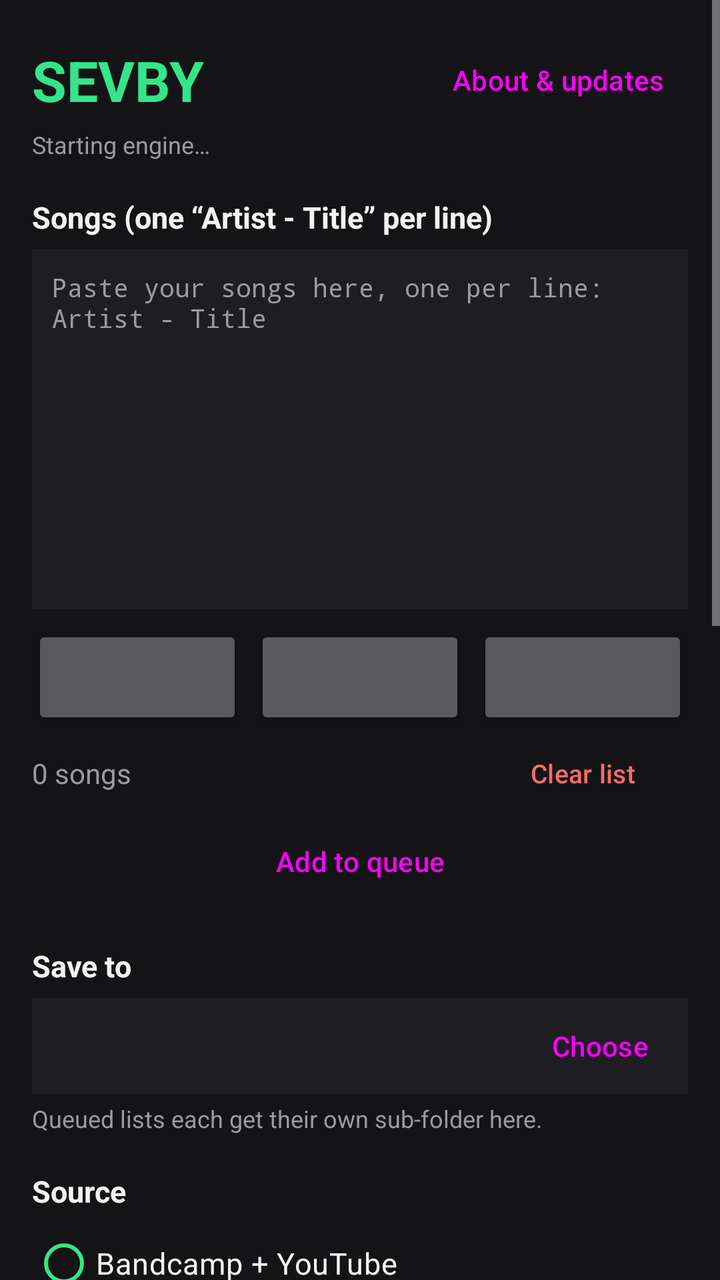
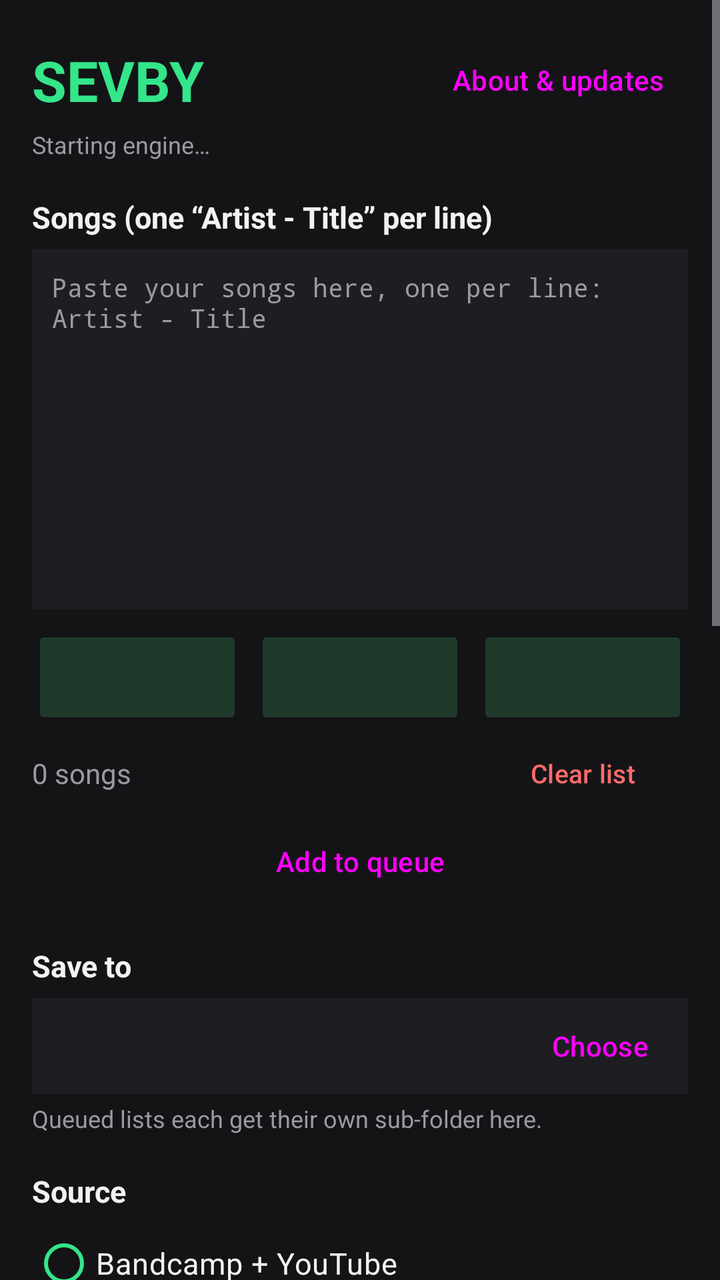

Screens rendered from an Android XML layout before and after an edit, with the pre-edit source and the edit as a unified diff.
<!-- AndroidManifest.xml: application theme Theme.Sevby -->
<!-- res/layout/activity_main.xml -->
<?xml version="1.0" encoding="utf-8"?>
<ScrollView xmlns:android="http://schemas.android.com/apk/res/android"
    android:id="@+id/page"
    android:layout_width="match_parent"
    android:layout_height="match_parent"
    android:fillViewport="true"
    android:fitsSystemWindows="true">

    <LinearLayout
        android:layout_width="match_parent"
        android:layout_height="wrap_content"
        android:orientation="vertical"
        android:padding="16dp">

        
        <LinearLayout
            android:layout_width="match_parent"
            android:layout_height="wrap_content"
            android:gravity="center_vertical"
            android:orientation="horizontal">

            <TextView
                android:layout_width="0dp"
                android:layout_height="wrap_content"
                android:layout_weight="1"
                android:text="SEVBY"
                android:textColor="@color/accent"
                android:textSize="28sp"
                android:textStyle="bold" />

            <Button
                android:id="@+id/about"
                style="@style/Widget.Material3.Button.TextButton"
                android:layout_width="wrap_content"
                android:layout_height="wrap_content"
                android:text="About &amp; updates" />
        </LinearLayout>

        <TextView
            android:id="@+id/engineStatus"
            android:layout_width="wrap_content"
            android:layout_height="wrap_content"
            android:text="Starting engine…"
            android:textColor="@color/muted"
            android:textSize="12sp" />

        
        <LinearLayout
            android:id="@+id/appUpdateRow"
            android:layout_width="match_parent"
            android:layout_height="wrap_content"
            android:layout_marginTop="6dp"
            android:background="@color/surface"
            android:gravity="center_vertical"
            android:orientation="horizontal"
            android:paddingStart="12dp"
            android:visibility="gone">

            <TextView
                android:id="@+id/appUpdateText"
                android:layout_width="0dp"
                android:layout_height="wrap_content"
                android:layout_weight="1"
                android:textColor="@color/accent"
                android:textSize="13sp" />

            <Button
                android:id="@+id/appUpdateNow"
                style="@style/Widget.Material3.Button.TextButton"
                android:layout_width="wrap_content"
                android:layout_height="wrap_content"
                android:text="Download" />
        </LinearLayout>

        <LinearLayout
            android:id="@+id/updateRow"
            android:layout_width="match_parent"
            android:layout_height="wrap_content"
            android:layout_marginTop="6dp"
            android:background="@color/surface"
            android:gravity="center_vertical"
            android:orientation="horizontal"
            android:paddingStart="12dp"
            android:visibility="gone">

            <TextView
                android:id="@+id/updateText"
                android:layout_width="0dp"
                android:layout_height="wrap_content"
                android:layout_weight="1"
                android:textColor="@color/text"
                android:textSize="13sp" />

            <Button
                android:id="@+id/updateNow"
                style="@style/Widget.Material3.Button.TextButton"
                android:layout_width="wrap_content"
                android:layout_height="wrap_content"
                android:text="Update" />
        </LinearLayout>

        
        <TextView
            style="@style/SectionTitle"
            android:text="Songs (one “Artist - Title” per line)" />

        <EditText
            android:id="@+id/songs"
            android:layout_width="match_parent"
            android:layout_height="180dp"
            android:layout_marginTop="6dp"
            android:background="@color/surface"
            android:fontFamily="monospace"
            android:gravity="top|start"
            android:hint="Paste your songs here, one per line:\nArtist - Title"
            android:importantForAutofill="no"
            android:inputType="textMultiLine|textNoSuggestions"
            android:padding="10dp"
            android:scrollbars="vertical"
            android:fadeScrollbars="false"
            android:overScrollMode="ifContentScrolls"
            android:textColor="@color/text"
            android:textColorHint="@color/muted"
            android:textSize="13sp" />

        
        <LinearLayout
            android:layout_width="match_parent"
            android:layout_height="wrap_content"
            android:layout_marginTop="8dp"
            android:orientation="horizontal">

            <Button
                android:id="@+id/loadTxt"
                android:layout_width="0dp"
                android:layout_height="match_parent"
                android:layout_weight="1"
                android:insetTop="0dp"
                android:insetBottom="0dp"
                android:minHeight="52dp"
                android:paddingStart="6dp"
                android:paddingEnd="6dp"
                android:lineSpacingMultiplier="0.9"
                android:textSize="13sp" />

            <Button
                android:id="@+id/chosic"
                android:layout_width="0dp"
                android:layout_height="match_parent"
                android:layout_weight="1"
                android:layout_marginStart="6dp"
                android:insetTop="0dp"
                android:insetBottom="0dp"
                android:minHeight="52dp"
                android:paddingStart="6dp"
                android:paddingEnd="6dp"
                android:lineSpacingMultiplier="0.9"
                android:textSize="13sp" />

            <Button
                android:id="@+id/appleMusic"
                android:layout_width="0dp"
                android:layout_height="match_parent"
                android:layout_weight="1"
                android:layout_marginStart="6dp"
                android:insetTop="0dp"
                android:insetBottom="0dp"
                android:minHeight="52dp"
                android:paddingStart="6dp"
                android:paddingEnd="6dp"
                android:lineSpacingMultiplier="0.9"
                android:textSize="13sp" />
        </LinearLayout>

        <LinearLayout
            android:layout_width="match_parent"
            android:layout_height="wrap_content"
            android:layout_marginTop="2dp"
            android:gravity="center_vertical"
            android:orientation="horizontal">

            <TextView
                android:id="@+id/songCount"
                android:layout_width="0dp"
                android:layout_height="wrap_content"
                android:layout_weight="1"
                android:maxLines="1"
                android:text="0 songs"
                android:textColor="@color/muted" />

            
            <Space
                android:layout_width="0dp"
                android:layout_height="0dp"
                android:layout_weight="1"
                android:layout_marginStart="6dp" />

            <Button
                android:id="@+id/clearSongs"
                style="@style/Widget.Material3.Button.OutlinedButton"
                xmlns:app="http://schemas.android.com/apk/res-auto"
                android:layout_width="0dp"
                android:layout_weight="1"
                android:layout_marginStart="6dp"
                android:layout_height="40dp"
                android:insetTop="0dp"
                android:insetBottom="0dp"
                android:minHeight="0dp"
                android:paddingStart="14dp"
                android:paddingEnd="14dp"
                android:text="Clear list"
                android:textColor="@color/error"
                android:textSize="13sp"
                app:strokeColor="@color/error" />
        </LinearLayout>

        <Button
            android:id="@+id/addToQueue"
            style="@style/Widget.Material3.Button.OutlinedButton"
            android:layout_width="match_parent"
            android:layout_height="wrap_content"
            android:text="Add to queue" />


        
        <LinearLayout
            android:id="@+id/queueBox"
            android:layout_width="match_parent"
            android:layout_height="wrap_content"
            android:layout_marginTop="10dp"
            android:background="@color/surface"
            android:orientation="vertical"
            android:padding="12dp"
            android:visibility="gone">

            <LinearLayout
                android:layout_width="match_parent"
                android:layout_height="wrap_content"
                android:gravity="center_vertical"
                android:orientation="horizontal">

                <TextView
                    android:id="@+id/queueTitle"
                    android:layout_width="0dp"
                    android:layout_height="wrap_content"
                    android:layout_weight="1"
                    android:textColor="@color/text"
                    android:textSize="15sp"
                    android:textStyle="bold" />

                <Button
                    android:id="@+id/clearQueue"
                    style="@style/Widget.Material3.Button.TextButton"
                    android:layout_width="wrap_content"
                    android:layout_height="wrap_content"
                    android:text="Clear queue" />
            </LinearLayout>

            <TextView
                android:layout_width="wrap_content"
                android:layout_height="wrap_content"
                android:text="Each list goes into its own sub-folder, one after another."
                android:textColor="@color/muted"
                android:textSize="12sp" />

            <LinearLayout
                android:id="@+id/queueList"
                android:layout_width="match_parent"
                android:layout_height="wrap_content"
                android:layout_marginTop="4dp"
                android:orientation="vertical" />
        </LinearLayout>

        
        <TextView
            style="@style/SectionTitle"
            android:text="Save to" />

        <LinearLayout
            android:layout_width="match_parent"
            android:layout_height="wrap_content"
            android:layout_marginTop="6dp"
            android:background="@color/surface"
            android:gravity="center_vertical"
            android:orientation="horizontal"
            android:paddingStart="12dp">

            <TextView
                android:id="@+id/folderName"
                android:layout_width="0dp"
                android:layout_height="wrap_content"
                android:layout_weight="1"
                android:ellipsize="middle"
                android:singleLine="true"
                android:textColor="@color/text" />

            <Button
                android:id="@+id/chooseFolder"
                style="@style/Widget.Material3.Button.TextButton"
                android:layout_width="wrap_content"
                android:layout_height="wrap_content"
                android:text="Choose" />
        </LinearLayout>

        <TextView
            android:layout_width="wrap_content"
            android:layout_height="wrap_content"
            android:layout_marginTop="4dp"
            android:text="Queued lists each get their own sub-folder here."
            android:textColor="@color/muted"
            android:textSize="12sp" />

        
        <TextView
            style="@style/SectionTitle"
            android:text="Source" />

        <RadioGroup
            android:id="@+id/sourceGroup"
            android:layout_width="match_parent"
            android:layout_height="wrap_content"
            android:layout_marginTop="4dp"
            android:orientation="vertical">

            <RadioButton
                android:id="@+id/srcBoth"
                style="@style/SourceChoice"
                android:text="Bandcamp + YouTube" />

            <TextView
                style="@style/SourceNote"
                android:text="Bandcamp first, YouTube for anything Bandcamp doesn't have" />

            <RadioButton
                android:id="@+id/srcBandcamp"
                style="@style/SourceChoice"
                android:text="Bandcamp only" />

            <TextView
                style="@style/SourceNote"
                android:text="Songs that aren't on Bandcamp are skipped" />

            <RadioButton
                android:id="@+id/srcYoutube"
                style="@style/SourceChoice"
                android:text="YouTube only" />
        </RadioGroup>

        
        <LinearLayout
            android:layout_width="match_parent"
            android:layout_height="wrap_content"
            android:layout_marginTop="20dp"
            android:orientation="horizontal">

            <Button
                android:id="@+id/start"
                android:layout_width="0dp"
                android:layout_height="56dp"
                android:layout_weight="1"
                android:text="Start Download"
                android:textSize="16sp" />

            <Button
                android:id="@+id/pause"
                style="@style/Widget.Material3.Button.OutlinedButton"
                android:layout_width="wrap_content"
                android:layout_height="56dp"
                android:layout_marginStart="10dp"
                android:minWidth="110dp"
                android:text="Pause"
                android:textSize="16sp"
                android:visibility="gone" />
        </LinearLayout>

        <Button
            android:id="@+id/retryFailed"
            style="@style/Widget.Material3.Button.TonalButton"
            android:layout_width="match_parent"
            android:layout_height="wrap_content"
            android:layout_marginTop="6dp"
            android:visibility="gone" />

        
        <LinearLayout
            android:id="@+id/progressBox"
            android:layout_width="match_parent"
            android:layout_height="wrap_content"
            android:layout_marginTop="14dp"
            android:orientation="vertical"
            android:visibility="gone">

            <TextView
                android:id="@+id/progressList"
                android:layout_width="match_parent"
                android:layout_height="wrap_content"
                android:ellipsize="end"
                android:singleLine="true"
                android:textColor="@color/accent"
                android:textSize="13sp"
                android:visibility="gone" />

            <TextView
                android:id="@+id/progressText"
                android:layout_width="match_parent"
                android:layout_height="wrap_content"
                android:ellipsize="end"
                android:singleLine="true"
                android:textColor="@color/text" />

            <TextView
                android:id="@+id/progressStep"
                android:layout_width="match_parent"
                android:layout_height="wrap_content"
                android:ellipsize="end"
                android:singleLine="true"
                android:textColor="@color/muted"
                android:textSize="12sp" />

            <com.google.android.material.progressindicator.LinearProgressIndicator
                xmlns:app="http://schemas.android.com/apk/res-auto"
                android:id="@+id/progressBar"
                android:layout_width="match_parent"
                android:layout_height="wrap_content"
                android:layout_marginTop="6dp"
                android:max="1000"
                app:indicatorTrackGapSize="0dp"
                app:trackStopIndicatorSize="0dp" />
        </LinearLayout>

        
        <LinearLayout
            android:id="@+id/logHeader"
            android:layout_width="match_parent"
            android:layout_height="wrap_content"
            android:layout_marginTop="16dp"
            android:background="@color/surface"
            android:gravity="center_vertical"
            android:minHeight="44dp"
            android:orientation="horizontal"
            android:paddingStart="12dp"
            android:paddingEnd="12dp">

            <TextView
                android:id="@+id/logArrow"
                android:layout_width="wrap_content"
                android:layout_height="wrap_content"
                android:text="▾"
                android:textColor="@color/accent"
                android:textSize="16sp" />

            <TextView
                android:id="@+id/logTitle"
                android:layout_width="0dp"
                android:layout_height="wrap_content"
                android:layout_marginStart="8dp"
                android:layout_weight="1"
                android:ellipsize="end"
                android:singleLine="true"
                android:text="Log"
                android:textColor="@color/text"
                android:textStyle="bold" />
        </LinearLayout>

        <LinearLayout
            android:id="@+id/logBody"
            android:layout_width="match_parent"
            android:layout_height="wrap_content"
            android:background="@color/surface"
            android:orientation="vertical"
            android:paddingStart="12dp"
            android:paddingEnd="12dp"
            android:paddingBottom="8dp">

            <androidx.core.widget.NestedScrollView
                android:id="@+id/logScroll"
                android:layout_width="match_parent"
                android:layout_height="320dp"
                android:fadeScrollbars="false"
                android:scrollbars="vertical">

                <LinearLayout
                    android:layout_width="match_parent"
                    android:layout_height="wrap_content"
                    android:orientation="vertical">

                    <TextView
                        android:id="@+id/songLog"
                        android:layout_width="match_parent"
                        android:layout_height="wrap_content"
                        android:lineSpacingExtra="2dp"
                        android:text="Downloaded songs show up here."
                        android:textColor="@color/muted"
                        android:textSize="14sp" />

                    <TextView
                        android:id="@+id/currentSong"
                        android:layout_width="match_parent"
                        android:layout_height="wrap_content"
                        android:layout_marginTop="2dp"
                        android:textColor="@color/accent"
                        android:textSize="14sp"
                        android:visibility="gone" />

                    <TextView
                        android:id="@+id/summary"
                        android:layout_width="match_parent"
                        android:layout_height="wrap_content"
                        android:layout_marginTop="8dp"
                        android:textColor="@color/text"
                        android:textStyle="bold"
                        android:visibility="gone" />

                    <TextView
                        android:id="@+id/details"
                        android:layout_width="match_parent"
                        android:layout_height="wrap_content"
                        android:fontFamily="monospace"
                        android:textColor="@color/text"
                        android:textSize="11sp"
                        android:visibility="gone" />
                </LinearLayout>
            </androidx.core.widget.NestedScrollView>

            <LinearLayout
                android:layout_width="match_parent"
                android:layout_height="wrap_content"
                android:gravity="start"
                android:orientation="horizontal">

                <Button
                    android:id="@+id/toggleDetails"
                    style="@style/Widget.Material3.Button.TextButton"
                    android:layout_width="wrap_content"
                    android:layout_height="wrap_content"
                    android:text="Details" />

                <Button
                    android:id="@+id/copyLog"
                    style="@style/Widget.Material3.Button.TextButton"
                    android:layout_width="wrap_content"
                    android:layout_height="wrap_content"
                    android:text="Copy log" />
            </LinearLayout>
        </LinearLayout>
    </LinearLayout>
</ScrollView>
<!-- resources referenced by this layout -->
<resources>
  <color name="accent">#34E58A</color>
  <color name="error">#FF6B6B</color>
  <color name="muted">#9A9AA2</color>
  <color name="surface">#1E1E22</color>
  <color name="text">#F2F2F2</color>
  <style name="SectionTitle">
          <item name="android:layout_width">wrap_content</item>
          <item name="android:layout_height">wrap_content</item>
          <item name="android:layout_marginTop">18dp</item>
          <item name="android:textColor">@color/text</item>
          <item name="android:textSize">15sp</item>
          <item name="android:textStyle">bold</item>
      </style>
  <style name="SourceChoice">
          <item name="android:layout_width">match_parent</item>
          <item name="android:layout_height">wrap_content</item>
          <item name="android:minHeight">44dp</item>
          <item name="android:textColor">@color/text</item>
          <item name="android:textSize">15sp</item>
          <item name="buttonTint">@color/accent</item>
      </style>
  <style name="SourceNote">
          <item name="android:layout_width">wrap_content</item>
          <item name="android:layout_height">wrap_content</item>
          <item name="android:layout_marginStart">40dp</item>
          <item name="android:layout_marginTop">-8dp</item>
          <item name="android:layout_marginBottom">4dp</item>
          <item name="android:textColor">@color/muted</item>
          <item name="android:textSize">12sp</item>
      </style>
  <style name="Theme.Sevby" parent="Theme.Material3.Dark.NoActionBar">
          <item name="colorPrimary">@color/accent</item>
          <item name="colorOnPrimary">@color/on_accent</item>
          <item name="colorSecondary">@color/accent</item>
          <item name="android:colorBackground">@color/bg</item>
          <item name="colorSurface">@color/surface</item>
          <item name="android:windowBackground">@color/bg</item>
          <item name="android:statusBarColor">@color/bg</item>
          <item name="android:navigationBarColor">@color/bg</item>
      </style>
  <color name="on_accent">#0B1F14</color>
  <color name="bg">#141416</color>
</resources>

<!-- the commit's change to res/layout/activity_main.xml (unified diff, before → after) -->
@@ -132,6 +132,9 @@
 
             <Button
                 android:id="@+id/loadTxt"
+                xmlns:app="http://schemas.android.com/apk/res-auto"
+                app:backgroundTint="@color/tonal"
+                android:textColor="@color/accent"
                 android:layout_width="0dp"
                 android:layout_height="match_parent"
                 android:layout_weight="1"
@@ -145,6 +148,9 @@
 
             <Button
                 android:id="@+id/chosic"
+                xmlns:app="http://schemas.android.com/apk/res-auto"
+                app:backgroundTint="@color/tonal"
+                android:textColor="@color/accent"
                 android:layout_width="0dp"
                 android:layout_height="match_parent"
                 android:layout_weight="1"
@@ -159,6 +165,9 @@
 
             <Button
                 android:id="@+id/appleMusic"
+                xmlns:app="http://schemas.android.com/apk/res-auto"
+                app:backgroundTint="@color/tonal"
+                android:textColor="@color/accent"
                 android:layout_width="0dp"
                 android:layout_height="match_parent"
                 android:layout_weight="1"
<!-- resource entries referenced after the edit -->
@@ -5,6 +5,7 @@
   <color name="muted">#9A9AA2</color>
   <color name="surface">#1E1E22</color>
   <color name="text">#F2F2F2</color>
+  <color name="tonal">#1F3A2B</color>
   <style name="SectionTitle">
           <item name="android:layout_width">wrap_content</item>
           <item name="android:layout_height">wrap_content</item>
